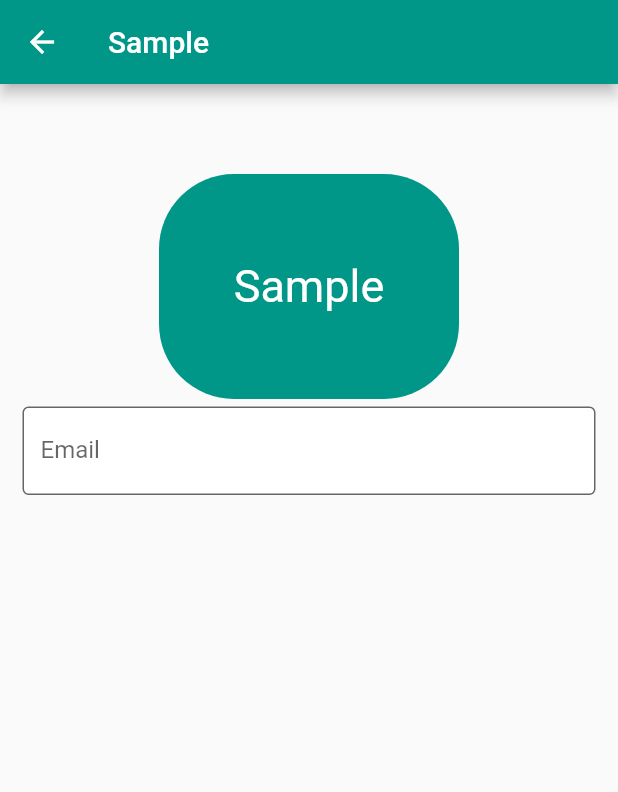
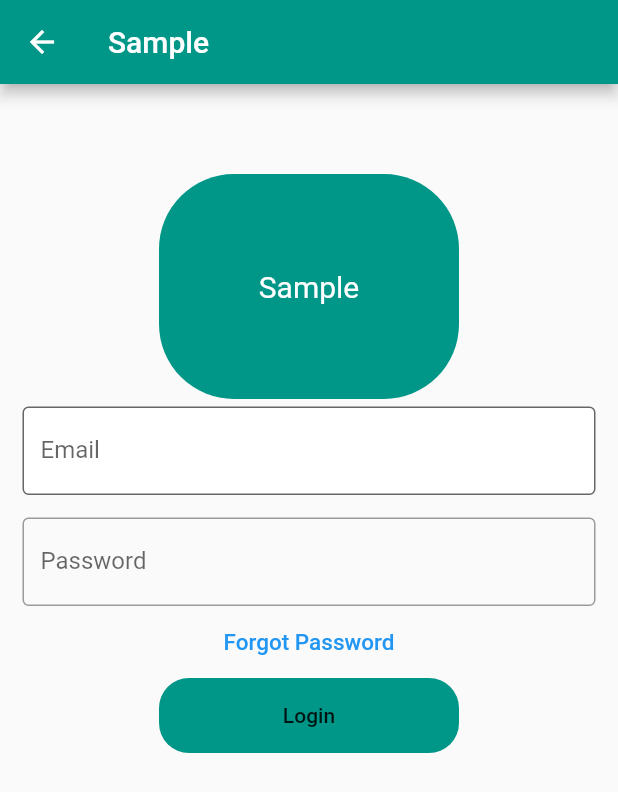
Before and after one commit to abs12seth/sample, a Flutter app: the SecondScreen screen opened by its route, on a phone screen of 412 x 824 dp. Shown: the top 792 px of the screen. Run offline on Flutter 3.47's test engine with Material 2 defaults, Android fonts, the phone set to English and light mode, and no system bars.

Commit message:
login ui

```diff
--- a/lib/Second.dart
+++ b/lib/Second.dart
@@ -30,7 +30,7 @@ class SecondState extends State<SecondScreen> {
                         borderRadius: BorderRadius.circular(50.0)
                     ),
                   child: Center(
-                    child: Text("Sample",style: TextStyle(fontSize: 30.0,color: Colors.white),),
+                    child: Text("Sample",style: TextStyle(fontSize: 20.0,color: Colors.white),),
                   )
 
                 ),
@@ -48,8 +48,40 @@ class SecondState extends State<SecondScreen> {
                     hintText: 'Enter a email ID',
                   ),
                 ),
-            )
-
+            ),
+            Padding(padding: EdgeInsets.only(left: 15,right: 15,top: 15,bottom: 0),
+                child: TextField(
+                  obscureText: true,
+                  decoration: InputDecoration(
+                    border: OutlineInputBorder(
+                      borderSide: BorderSide(color: Colors.white, width: 1.0),
+                    ),
+                    labelText: 'Password',
+                    hintText: 'Enter your Password'
+                  ),
+                ),
+            ),
+            FlatButton(
+                onPressed: (){
+                  print("its happening");
+                  // Will make another class
+                },
+                child: Text("Forgot Password",style: TextStyle(color: Colors.blue,fontSize: 15.0),
+                ),
+            ),
+            Container(
+              height: 50,
+              width: 200,
+              decoration: BoxDecoration(
+                color: Colors.teal,
+                borderRadius: BorderRadius.circular(20.0),
+              ),
+              child: FlatButton(onPressed: (){
+                print("Logging in");
+              },
+                child: Text('Login'),
+              ),
+            ),
           ],
         ),
       )
```
